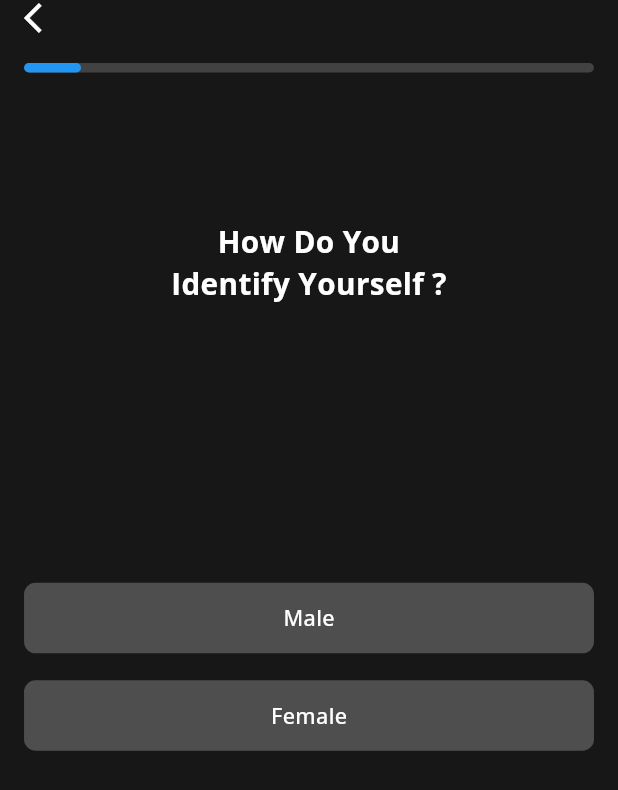
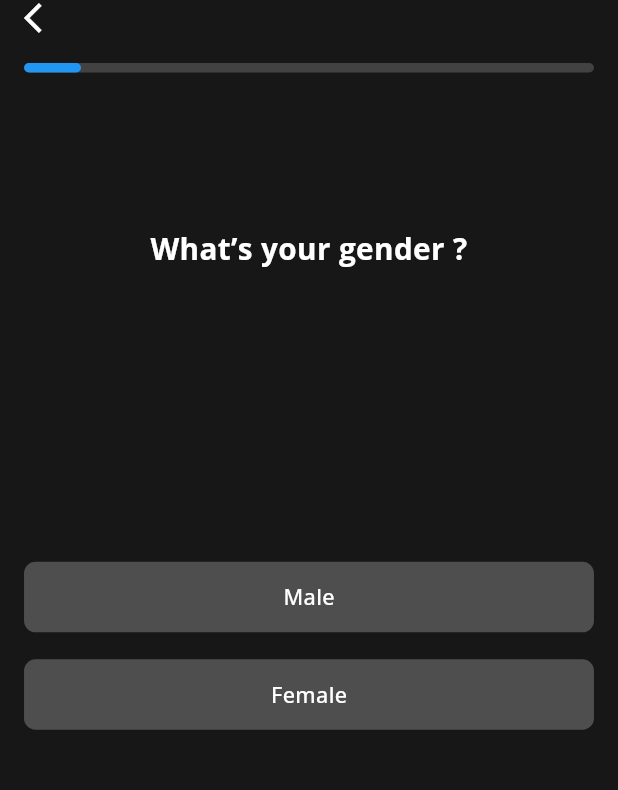
Before and after one commit to RakibulIslam10/Tailored-Eats, a Flutter app: the ProfileCreationScreenMobile screen opened directly, on a phone screen of 412 x 824 dp. Shown: the top 790 px of the screen. Run offline on Flutter 3.47's test engine with Material 3 defaults, Android fonts, the phone set to English and light mode, and no system bars; our stand-ins replace cached_network_image, country_picker, fl_chart, flutter_screenutil, flutter_svg, get and 6 more; accounts and stored records are empty.

Commit message:
issue fixed

```diff
--- a/lib/routes/pages.dart
+++ b/lib/routes/pages.dart
@@ -3,11 +3,6 @@ part of 'routes.dart';
 class RoutePageList {
   static var list = [
     //Page Route List
-    GetPage(
-      name: Routes.finalScreen,
-      page: () => const FinalScreen(),
-      binding: FinalBinding(),
-    ),
     GetPage(
       name: Routes.pictureProgressScreen,
       page: () => const PictureProgressScreen(),
--- a/lib/routes/routes.dart
+++ b/lib/routes/routes.dart
@@ -4,7 +4,6 @@ import '../bind/change_password_binding.dart';
 import '../bind/consistency_binding.dart';
 import '../bind/details_binding.dart';
 import '../bind/faq_binding.dart';
-import '../bind/final_binding.dart';
 import '../bind/forget_password_binding.dart';
 import '../bind/friends_binding.dart';
 import '../bind/friends_consistency_binding.dart';
@@ -43,7 +42,6 @@ import '../views/change_password/screen/change_password_screen.dart';
 import '../views/consistency/screen/consistency_screen.dart';
 import '../views/details/screen/details_screen.dart';
 import '../views/faq/screen/faq_screen.dart';
-import '../views/final/screen/final_screen.dart';
 import '../views/friends/screen/friends_screen.dart';
 import '../views/friends_consistency/screen/friends_consistency_screen.dart';
 import '../views/goal/screen/goal_screen.dart';
@@ -70,7 +68,6 @@ part 'pages.dart';
 
 class Routes {
   static var list = RoutePageList.list;
-static const finalScreen = '/finalScreen';
   static const pictureProgressScreen = '/picture_progressScreen';
   static const friendsConsistencyScreen = '/friends_consistencyScreen';
   static const previewProfileScreen = '/preview_profileScreen';
--- a/lib/views/final/controller/final_controller.dart
+++ /dev/null
@@ -1,4 +0,0 @@
-import '../../../core/utils/basic_import.dart';
-class FinalController extends GetxController {
-  // TODO: Logic
-}
--- a/lib/views/profile_creation/controller/profile_creation_controller.dart
+++ b/lib/views/profile_creation/controller/profile_creation_controller.dart
@@ -61,7 +61,7 @@ class ProfileCreationController extends GetxController {
       "iconPath": "assets/icons/Group 1000004259.svg",
     },
     {
-      "title": "Body Recomp",
+      "title": "Body Re-comp (Maintain weight)",
       "subtitle": "Lose body fat whilst slowly gaining muscle",
       "iconPath": "assets/icons/image 467 (traced).svg",
     },
@@ -131,7 +131,7 @@ class ProfileCreationController extends GetxController {
     if (currentStep.value < totalSteps - 1) {
       currentStep.value++;
     } else {
-      Get.toNamed(Routes.finalScreen);
+      Get.toNamed(Routes.navigationScreen);
     }
   }
 
--- a/lib/views/profile_creation/screen/profile_creation_screen.dart
+++ b/lib/views/profile_creation/screen/profile_creation_screen.dart
@@ -1,6 +1,7 @@
 import 'dart:math' as math;
 
 import 'package:flutter/cupertino.dart';
+import 'package:tailored_eats/routes/routes.dart';
 
 import '../../../core/utils/basic_import.dart';
 import '../controller/profile_creation_controller.dart';
--- a/lib/views/profile_creation/screen/profile_creation_screen_mobile.dart
+++ b/lib/views/profile_creation/screen/profile_creation_screen_mobile.dart
@@ -13,7 +13,7 @@ class ProfileCreationScreenMobile extends GetView<ProfileCreationController> {
       items: controller.activityList,
     ),
     SelectableListWidget(
-      title: "Tell me your food vibe!",
+      title: "What are your dietary requirements",
       items: controller.foodVibeList,
     ),
     SelectableListWidget(
@@ -44,8 +44,8 @@ class ProfileCreationScreenMobile extends GetView<ProfileCreationController> {
                   horizontal: Dimensions.defaultHorizontalSize,
                   vertical: Dimensions.verticalSize * 2,
                 ),
-                title: "Next",
-                onPressed: () => controller.nextStep(),
+                title: "Go to home",
+                onPressed: () => Get.offAllNamed(Routes.navigationScreen),
               ),
       ),
 
--- a/lib/views/profile_creation/widget/activity_card.dart
+++ b/lib/views/profile_creation/widget/activity_card.dart
@@ -43,6 +43,7 @@ class ActivityCard extends StatelessWidget {
               crossAxisAlignment: CrossAxisAlignment.start,
               mainAxisAlignment: MainAxisAlignment.center,
               children: [
+
                 TextWidget(
                   title,
                   fontWeight: FontWeight.w600,
@@ -57,7 +58,7 @@ class ActivityCard extends StatelessWidget {
                   fontSize: Dimensions.titleSmall,
                   color: CustomColors.grayShade,
                   fontWeight: FontWeight.w400,
-                  maxLines: 1,
+                  maxLines: 2,
                   textOverflow: TextOverflow.ellipsis,
                 ),
               ],
--- a/lib/views/profile_creation/widget/activity_level_widget.dart
+++ b/lib/views/profile_creation/widget/activity_level_widget.dart
@@ -17,8 +17,11 @@ class SelectableListWidget extends GetView<ProfileCreationController> {
       children: [
         TextWidget(
           title,
+          textAlign: TextAlign.center,
           fontSize: Dimensions.titleLarge,
           fontWeight: FontWeight.bold,
+          padding: Dimensions.defaultHorizontalSize.edgeHorizontal,
+          maxLines: 2,
         ),
         Space.height.v100,
         Expanded(
--- a/lib/views/profile_creation/widget/gender_view_widget.dart
+++ b/lib/views/profile_creation/widget/gender_view_widget.dart
@@ -13,7 +13,7 @@ class GenderViewWidget extends GetView<ProfileCreationController> {
         children: [
           Space.height.v10,
           TextWidget(
-            'How Do You \nIdentify Yourself ?',
+            'What’s your gender ?',
             textAlign: TextAlign.center,
             fontSize: Dimensions.titleLarge,
             fontWeight: FontWeight.bold,
--- a/lib/views/profile_creation/widget/last_widget.dart
+++ b/lib/views/profile_creation/widget/last_widget.dart
@@ -12,7 +12,6 @@ class DailyCalorieIntake extends StatelessWidget {
           child: Column(
             children: [
               Space.height.v10,
-
               TextWidget(
                 'Your Daily Calorie Intake',
                 fontSize: Dimensions.titleLarge,
--- a/lib/views/swap/screen/swap_screen_mobile.dart
+++ b/lib/views/swap/screen/swap_screen_mobile.dart
@@ -10,7 +10,7 @@ class SwapScreenMobile extends GetView<SwapController> {
     return Scaffold(
       key: _scaffoldKey,
       appBar: CommonAppBar(
-        title: "Swap Your Meal",
+        title: "Breakfast Your Meal",
         actions: [
           InkWell(
             onTap: () {
```
Also changed, not shown: lib/bind/final_binding.dart (deleted, +0 -9 lines), lib/views/final/screen/final_screen.dart (deleted, +0 -16 lines), lib/views/final/screen/final_screen_mobile.dart (deleted, +0 -41 lines).
